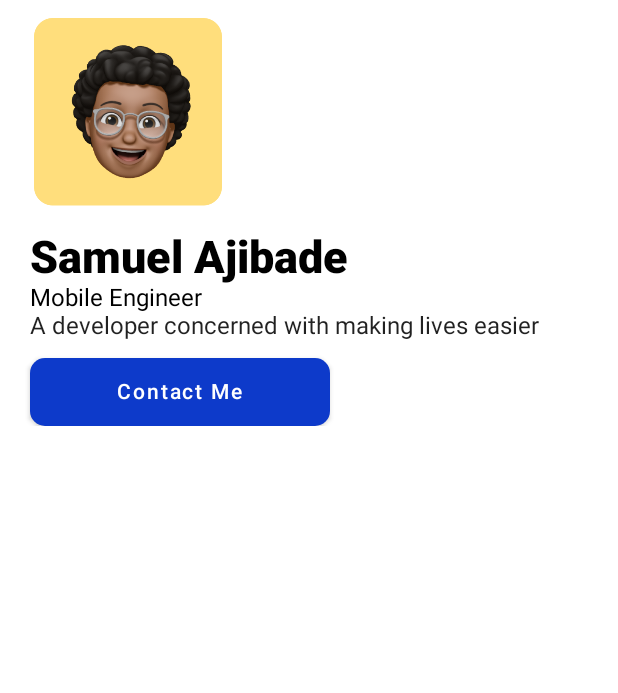
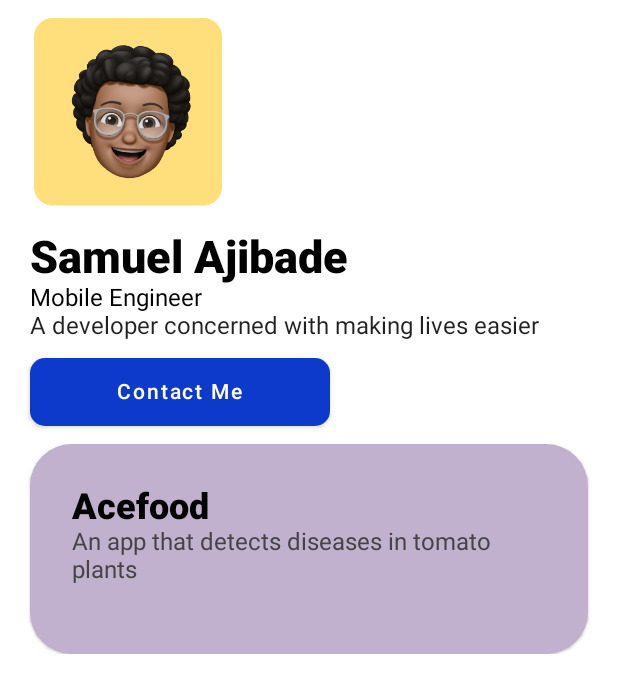
Before and after one commit to AjibsBaba/BusinessCard, an Android app built with Jetpack Compose: the @Preview function DefaultPreview, on a phone screen of 412 x 824 dp. Shown: the top 693 px of the screen. Run offline under Robolectric (Android 15) with nearby library versions, the phone set to English and light mode, and no system bars.

Commit message:
tweaked cards

```diff
--- a/app/src/main/AndroidManifest.xml
+++ b/app/src/main/AndroidManifest.xml
@@ -12,7 +12,6 @@
         <activity
             android:name=".MainActivity"
             android:exported="true"
-            android:label="@string/app_name"
             android:theme="@style/Theme.BusinessCard">
             <intent-filter>
                 <action android:name="android.intent.action.MAIN" />
--- a/app/src/main/java/com/ajibsbaba/businesscard/MainActivity.kt
+++ b/app/src/main/java/com/ajibsbaba/businesscard/MainActivity.kt
@@ -27,6 +27,8 @@ import androidx.compose.ui.unit.dp
 import androidx.compose.ui.unit.sp
 import com.ajibsbaba.businesscard.ui.theme.Blue100
 import com.ajibsbaba.businesscard.ui.theme.BusinessCardTheme
+import com.ajibsbaba.businesscard.ui.theme.Purple800
+import com.ajibsbaba.businesscard.ui.theme.Yellow200
 
 class MainActivity : ComponentActivity() {
     override fun onCreate(savedInstanceState: Bundle?) {
@@ -78,9 +80,7 @@ fun PortfolioButton(ButtonText: String? = "Contact Me") {
         .height(45.dp), colors = ButtonDefaults.buttonColors(
         backgroundColor = Blue100, contentColor = Color.White
         ),  shape = RoundedCornerShape(10.dp), onClick = { Log.d(TAG, "Create Projects Card")}) {
-        if (ButtonText != null) {
-            Text(text = ButtonText, fontWeight = FontWeight.SemiBold)
-        }
+    Text(text = "$ButtonText", fontWeight = FontWeight.SemiBold)
     }
 }
 
@@ -88,8 +88,16 @@ fun PortfolioButton(ButtonText: String? = "Contact Me") {
 
 @Preview()
 @Composable
-fun ProjectCard() {
-
+fun ProjectCard(projectName: String? = "Acefood",
+                projectDetails: String? = "An app that detects diseases in tomato plants") {
+    Card(modifier = Modifier
+        .fillMaxWidth()
+        .height(140.dp), shape = RoundedCornerShape(corner = CornerSize(28.dp)), backgroundColor = Purple800) {
+        Column(modifier = Modifier.padding(28.dp)) {
+            Text(text = "$projectName", fontWeight = FontWeight.ExtraBold, fontSize = 24.sp, color = Color.Black)
+            Text(text = "$projectDetails", fontWeight = FontWeight.Normal, color = Color.DarkGray)
+        }
+    }
 }
 
 
@@ -103,6 +111,7 @@ fun DefaultPreview() {
             ProfileImage()
             BusinessCard()
             PortfolioButton()
+            ProjectCard()
         }
     }
 }
```
